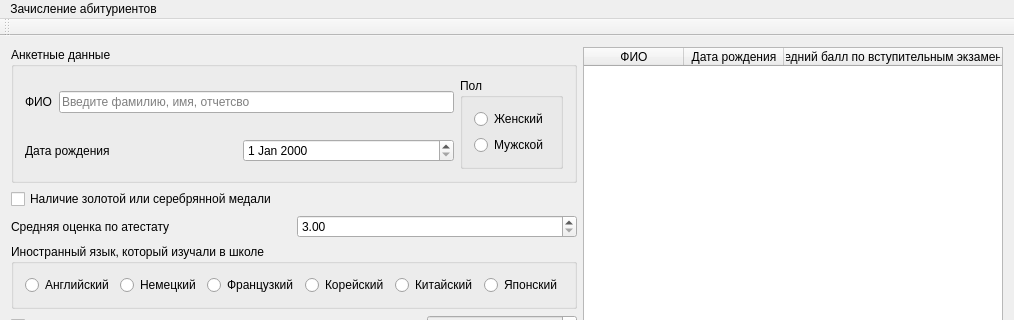
Qt form mainwindow.ui (ghostik89/ControlWorkForOP) before a commit; both pictures show x 0 to 1014 and y 0 to 320 of the 1014 by 675 pixel window.
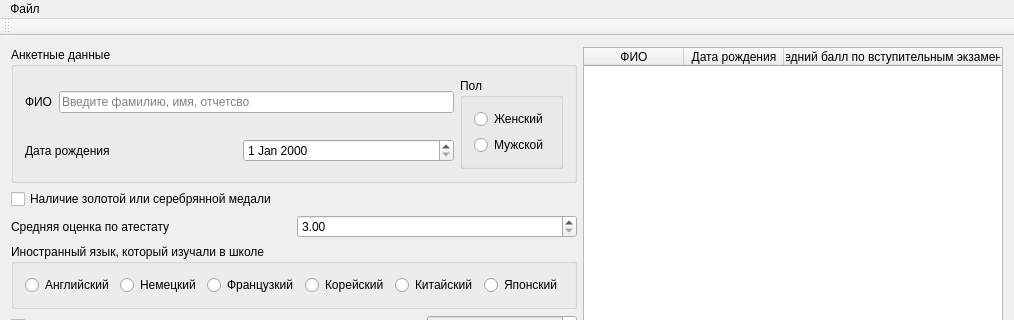
The same form after that commit.

```diff
--- a/mainwindow.ui
+++ b/mainwindow.ui
@@ -585,7 +585,7 @@
    </property>
    <widget class="QMenu" name="menu">
     <property name="title">
-     <string>Зачисление абитуриентов</string>
+     <string>Файл</string>
     </property>
    </widget>
    <addaction name="menu"/>
```
Left out of the diff: 12 changed lines with no effect on the pictures.
